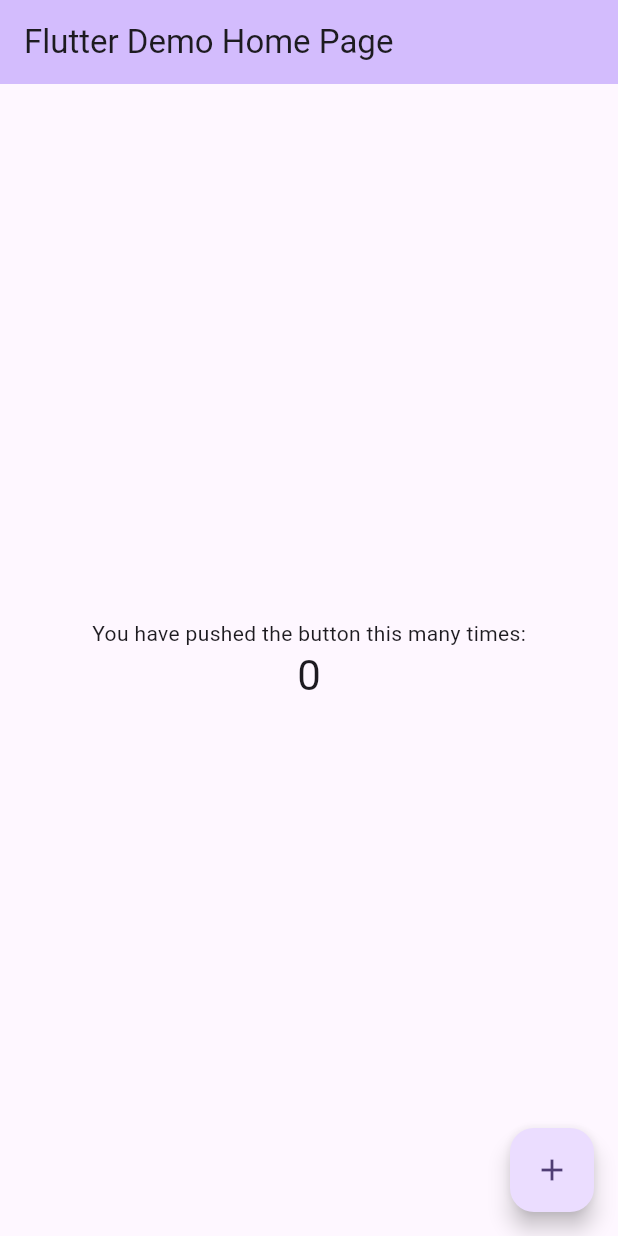
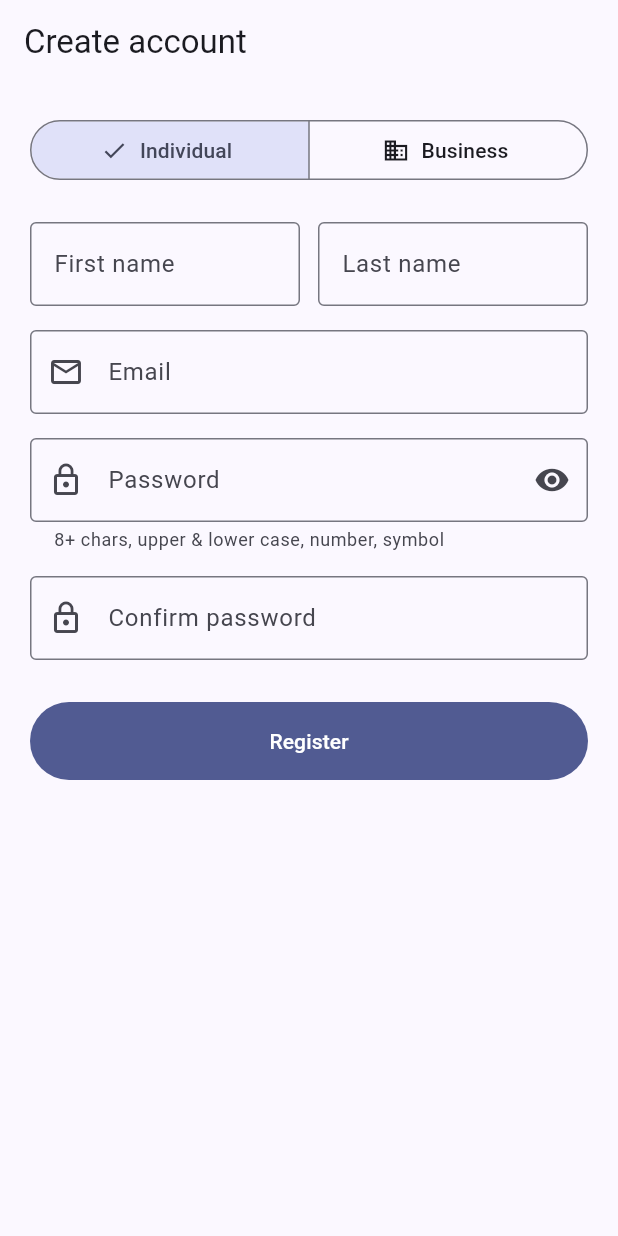
Before and after one commit to paulkavule/Flutter-Interview, a Flutter app: the screen it shows after launch, on a phone screen of 412 x 824 dp. Run offline on Flutter 3.47's test engine with Material 3 defaults, Android fonts, the phone set to English and light mode, and no system bars; our stand-ins replace dio.

Commit message:
user registration api and screen

```diff
--- a/lib/main.dart
+++ b/lib/main.dart
@@ -1,122 +1,26 @@
 import 'package:flutter/material.dart';
+import 'package:product_search/presentation/registration_screen.dart';
 
-void main() {
-  runApp(const MyApp());
-}
+void main() => runApp(const RegistrationApp());
 
-class MyApp extends StatelessWidget {
-  const MyApp({super.key});
+class RegistrationApp extends StatelessWidget {
+  const RegistrationApp({super.key});
 
-  // This widget is the root of your application.
   @override
   Widget build(BuildContext context) {
     return MaterialApp(
-      title: 'Flutter Demo',
+      title: 'Registration',
+      debugShowCheckedModeBanner: false,
       theme: ThemeData(
-        // This is the theme of your application.
-        //
-        // TRY THIS: Try running your application with "flutter run". You'll see
-        // the application has a purple toolbar. Then, without quitting the app,
-        // try changing the seedColor in the colorScheme below to Colors.green
-        // and then invoke "hot reload" (save your changes or press the "hot
-        // reload" button in a Flutter-supported IDE, or press "r" if you used
-        // the command line to start the app).
-        //
-        // Notice that the counter didn't reset back to zero; the application
-        // state is not lost during the reload. To reset the state, use hot
-        // restart instead.
-        //
-        // This works for code too, not just values: Most code changes can be
-        // tested with just a hot reload.
-        colorScheme: .fromSeed(seedColor: Colors.deepPurple),
+        colorSchemeSeed: Colors.indigo,
+        useMaterial3: true,
       ),
-      home: const MyHomePage(title: 'Flutter Demo Home Page'),
+      darkTheme: ThemeData(
+        colorSchemeSeed: Colors.indigo,
+        brightness: Brightness.dark,
+        useMaterial3: true,
+      ),
+      home: const RegistrationScreen(),
     );
   }
 }
-
-class MyHomePage extends StatefulWidget {
-  const MyHomePage({super.key, required this.title});
-
-  // This widget is the home page of your application. It is stateful, meaning
-  // that it has a State object (defined below) that contains fields that affect
-  // how it looks.
-
-  // This class is the configuration for the state. It holds the values (in this
-  // case the title) provided by the parent (in this case the App widget) and
-  // used by the build method of the State. Fields in a Widget subclass are
-  // always marked "final".
-
-  final String title;
-
-  @override
-  State<MyHomePage> createState() => _MyHomePageState();
-}
-
-class _MyHomePageState extends State<MyHomePage> {
-  int _counter = 0;
-
-  void _incrementCounter() {
-    setState(() {
-      // This call to setState tells the Flutter framework that something has
-      // changed in this State, which causes it to rerun the build method below
-      // so that the display can reflect the updated values. If we changed
-      // _counter without calling setState(), then the build method would not be
-      // called again, and so nothing would appear to happen.
-      _counter++;
-    });
-  }
-
-  @override
-  Widget build(BuildContext context) {
-    // This method is rerun every time setState is called, for instance as done
-    // by the _incrementCounter method above.
-    //
-    // The Flutter framework has been optimized to make rerunning build methods
-    // fast, so that you can just rebuild anything that needs updating rather
-    // than having to individually change instances of widgets.
-    return Scaffold(
-      appBar: AppBar(
-        // TRY THIS: Try changing the color here to a specific color (to
-        // Colors.amber, perhaps?) and trigger a hot reload to see the AppBar
-        // change color while the other colors stay the same.
-        backgroundColor: Theme.of(context).colorScheme.inversePrimary,
-        // Here we take the value from the MyHomePage object that was created by
-        // the App.build method, and use it to set our appbar title.
-        title: Text(widget.title),
-      ),
-      body: Center(
-        // Center is a layout widget. It takes a single child and positions it
-        // in the middle of the parent.
-        child: Column(
-          // Column is also a layout widget. It takes a list of children and
-          // arranges them vertically. By default, it sizes itself to fit its
-          // children horizontally, and tries to be as tall as its parent.
-          //
-          // Column has various properties to control how it sizes itself and
-          // how it positions its children. Here we use mainAxisAlignment to
-          // center the children vertically; the main axis here is the vertical
-          // axis because Columns are vertical (the cross axis would be
-          // horizontal).
-          //
-          // TRY THIS: Invoke "debug painting" (choose the "Toggle Debug Paint"
-          // action in the IDE, or press "p" in the console), to see the
-          // wireframe for each widget.
-          mainAxisAlignment: .center,
-          children: [
-            const Text('You have pushed the button this many times:'),
-            Text(
-              '$_counter',
-              style: Theme.of(context).textTheme.headlineMedium,
-            ),
-          ],
-        ),
-      ),
-      floatingActionButton: FloatingActionButton(
-        onPressed: _incrementCounter,
-        tooltip: 'Increment',
-        child: const Icon(Icons.add),
-      ),
-    );
-  }
-}
--- /dev/null
+++ b/lib/models/account_type.dart
@@ -0,0 +1,2 @@
+enum AccountType { individual, business
+}
--- /dev/null
+++ b/lib/models/user_registration_request.dart
@@ -0,0 +1,25 @@
+class UserRegistrationRequest {
+  const UserRegistrationRequest({
+    required this.firstName,
+    required this.lastName,
+    required this.email,
+    required this.password,
+    this.companyName,
+  });
+
+  final String firstName;
+  final String lastName;
+  final String email;
+  final String password;
+
+
+  final String? companyName;
+
+  Map<String, dynamic> toJson() => {
+    'firstName': firstName,
+    'lastName': lastName,
+    'email': email,
+    'password': password,
+    if (companyName != null) 'company': {'name': companyName},
+  };
+}
--- /dev/null
+++ b/lib/models/user_registration_response.dart
@@ -0,0 +1,29 @@
+
+class UserRegistrationResponse {
+  const UserRegistrationResponse({
+    required this.id,
+    required this.firstName,
+    required this.lastName,
+    required this.email,
+    this.companyName,
+  });
+
+  final int id;
+  final String firstName;
+  final String lastName;
+  final String email;
+  final String? companyName;
+
+  bool get isBusiness => companyName != null && companyName!.isNotEmpty;
+
+  factory UserRegistrationResponse.fromJson(Map<String, dynamic> json) {
+    final company = json['company'];
+    return UserRegistrationResponse(
+      id: (json['id'] as num).toInt(),
+      firstName: json['firstName'] as String? ?? '',
+      lastName: json['lastName'] as String? ?? '',
+      email: json['email'] as String? ?? '',
+      companyName: company is Map ? company['name'] as String? : null,
+    );
+  }
+}
--- /dev/null
+++ b/lib/presentation/registration_screen.dart
@@ -0,0 +1,269 @@
+import 'package:flutter/material.dart';
+import 'package:product_search/models/account_type.dart';
+import 'package:product_search/models/user_registration_request.dart';
+import 'package:product_search/models/user_registration_response.dart';
+
+
+import '../services/registration_service.dart';
+import '../utils/validators.dart';
+
+class RegistrationScreen extends StatefulWidget {
+  const RegistrationScreen({super.key, RegistrationService? service})
+      : _service = service;
+
+  final RegistrationService? _service;
+
+  @override
+  State<RegistrationScreen> createState() => _RegistrationScreenState();
+}
+
+class _RegistrationScreenState extends State<RegistrationScreen> {
+  late final RegistrationService _service =
+      widget._service ?? RegistrationService();
+
+  final _formKey = GlobalKey<FormState>();
+  final _firstName = TextEditingController();
+  final _lastName = TextEditingController();
+  final _email = TextEditingController();
+  final _password = TextEditingController();
+  final _confirm = TextEditingController();
+  final _company = TextEditingController();
+
+  AccountType _type = AccountType.individual;
+  bool _obscure = true;
+  bool _submitting = false;
+
+  bool get _isBusiness => _type == AccountType.business;
+
+  @override
+  void dispose() {
+    for (final c in [_firstName, _lastName, _email, _password, _confirm, _company]) {
+      c.dispose();
+    }
+    super.dispose();
+  }
+
+  Future<void> _submit() async {
+    FocusScope.of(context).unfocus();
+    if (!_formKey.currentState!.validate()) return;
+
+    setState(() => _submitting = true);
+    try {
+      final user = await _service.register(
+        UserRegistrationRequest(
+          firstName: _firstName.text.trim(),
+          lastName: _lastName.text.trim(),
+          email: _email.text.trim(),
+          password: _password.text,
+          companyName: _isBusiness ? _company.text.trim() : null,
+        ),
+      );
+      if (!mounted) return;
+      await _showSuccess(user);
+    } on RegistrationException catch (e) {
+      if (!mounted) return;
+      ScaffoldMessenger.of(context).showSnackBar(
+        SnackBar(
+          content: Text(e.message),
+          backgroundColor: Theme.of(context).colorScheme.error,
+        ),
+      );
+    } finally {
+      if (mounted) setState(() => _submitting = false);
+    }
+  }
+
+  Future<void> _showSuccess(UserRegistrationResponse user) {
+    return showDialog<void>(
+      context: context,
+      builder: (ctx) => AlertDialog(
+        icon: const Icon(Icons.check_circle, color: Colors.green, size: 48),
+        title: const Text('Account created'),
+        content: Column(
+          mainAxisSize: MainAxisSize.min,
+          crossAxisAlignment: CrossAxisAlignment.start,
+          children: [
+            Text('ID: ${user.id}'),
+            Text('Name: ${user.firstName} ${user.lastName}'),
+            Text('Email: ${user.email}'),
+            if (user.isBusiness) Text('Company: ${user.companyName}'),
+            const SizedBox(height: 12),
+            Text(
+              'Note: DummyJSON only simulates this — the user is not saved.',
+              style: Theme.of(ctx).textTheme.bodySmall,
+            ),
+          ],
+        ),
+        actions: [
+          TextButton(
+            onPressed: () {
+              Navigator.of(ctx).pop();
+              _resetForm();
+            },
+            child: const Text('Done'),
+          ),
+        ],
+      ),
+    );
+  }
+
+  void _resetForm() {
+    _formKey.currentState?.reset();
+    for (final c in [_firstName, _lastName, _email, _password, _confirm, _company]) {
+      c.clear();
+    }
+    setState(() => _type = AccountType.individual);
+  }
+
+  @override
+  Widget build(BuildContext context) {
+    return Scaffold(
+      appBar: AppBar(title: const Text('Create account')),
+      body: SafeArea(
+        child: Center(
+          child: ConstrainedBox(
+            constraints: const BoxConstraints(maxWidth: 480),
+            child: Form(
+              key: _formKey,
+              autovalidateMode: AutovalidateMode.onUserInteraction,
+              child: ListView(
+                padding: const EdgeInsets.all(20),
+                children: [
+                  SegmentedButton<AccountType>(
+                    segments: const [
+                      ButtonSegment(
+                        value: AccountType.individual,
+                        label: Text('Individual'),
+                        icon: Icon(Icons.person_outline),
+                      ),
+                      ButtonSegment(
+                        value: AccountType.business,
+                        label: Text('Business'),
+                        icon: Icon(Icons.business_outlined),
+                      ),
+                    ],
+                    selected: {_type},
+                    onSelectionChanged: _submitting
+                        ? null
+                        : (s) => setState(() => _type = s.first),
+                  ),
+                  const SizedBox(height: 24),
+                  if (_isBusiness) ...[
+                    TextFormField(
+                      controller: _company,
+                      enabled: !_submitting,
+                      textCapitalization: TextCapitalization.words,
+                      textInputAction: TextInputAction.next,
+                      decoration: const InputDecoration(
+                        labelText: 'Company name',
+                        prefixIcon: Icon(Icons.apartment),
+                        border: OutlineInputBorder(),
+                      ),
+                      validator: (v) => Validators.requiredName(v, 'Company name'),
+                    ),
+                    const SizedBox(height: 16),
+                  ],
+                  Row(
+                    crossAxisAlignment: CrossAxisAlignment.start,
+                    children: [
+                      Expanded(
+                        child: TextFormField(
+                          controller: _firstName,
+                          enabled: !_submitting,
+                          textCapitalization: TextCapitalization.words,
+                          textInputAction: TextInputAction.next,
+                          decoration: const InputDecoration(
+                            labelText: 'First name',
+                            border: OutlineInputBorder(),
+                          ),
+                          validator: (v) => Validators.requiredName(v, 'First name'),
+                        ),
+                      ),
+                      const SizedBox(width: 12),
+                      Expanded(
+                        child: TextFormField(
+                          controller: _lastName,
+                          enabled: !_submitting,
+                          textCapitalization: TextCapitalization.words,
+                          textInputAction: TextInputAction.next,
+                          decoration: const InputDecoration(
+                            labelText: 'Last name',
+                            border: OutlineInputBorder(),
+                          ),
+                          validator: (v) => Validators.requiredName(v, 'Last name'),
+                        ),
+                      ),
+                    ],
+                  ),
+                  const SizedBox(height: 16),
+                  TextFormField(
+                    controller: _email,
+                    enabled: !_submitting,
+                    keyboardType: TextInputType.emailAddress,
+                    autofillHints: const [AutofillHints.email],
+                    textInputAction: TextInputAction.next,
+                    decoration: InputDecoration(
+                      labelText: _isBusiness ? 'Work email' : 'Email',
+                      prefixIcon: const Icon(Icons.email_outlined),
+                      border: const OutlineInputBorder(),
+                    ),
+                    validator: Validators.email,
+                  ),
+                  const SizedBox(height: 16),
+                  TextFormField(
+                    controller: _password,
+                    enabled: !_submitting,
+                    obscureText: _obscure,
+                    autofillHints: const [AutofillHints.newPassword],
+                    textInputAction: TextInputAction.next,
+                    decoration: InputDecoration(
+                      labelText: 'Password',
+                      helperText: '8+ chars, upper & lower case, number, symbol',
+                      prefixIcon: const Icon(Icons.lock_outline),
+                      border: const OutlineInputBorder(),
+                      suffixIcon: IconButton(
+                        icon: Icon(_obscure ? Icons.visibility : Icons.visibility_off),
+                        onPressed: () => setState(() => _obscure = !_obscure),
+                      ),
+                    ),
+                    validator: Validators.password,
+                  ),
+                  const SizedBox(height: 16),
+                  TextFormField(
+                    controller: _confirm,
+                    enabled: !_submitting,
+                    obscureText: _obscure,
+                    textInputAction: TextInputAction.done,
+                    onFieldSubmitted: (_) => _submit(),
+                    decoration: const InputDecoration(
+                      labelText: 'Confirm password',
+                      prefixIcon: Icon(Icons.lock_outline),
+                      border: OutlineInputBorder(),
+                    ),
+                    validator: (v) => Validators.confirmPassword(v, _password.text),
+                  ),
+                  const SizedBox(height: 28),
+                  FilledButton(
+                    onPressed: _submitting ? null : _submit,
+                    style: FilledButton.styleFrom(
+                      minimumSize: const Size.fromHeight(52),
+                    ),
+                    child: _submitting
+                        ? const SizedBox(
+                      height: 22,
+                      width: 22,
+                      child: CircularProgressIndicator(strokeWidth: 2.5),
+                    )
+                        : Text(_isBusiness
+                        ? 'Register business'
+                        : 'Register'),
+                  ),
+                ],
+              ),
+            ),
+          ),
+        ),
+      ),
+    );
+  }
+}
--- /dev/null
+++ b/lib/services/registration_service.dart
@@ -0,0 +1,66 @@
+import 'package:dio/dio.dart';
+import 'package:product_search/models/user_registration_request.dart';
+import 'package:product_search/models/user_registration_response.dart';
+
+class RegistrationException implements Exception {
+  const RegistrationException(this.message);
+  final String message;
+
+  @override
+  String toString() => message;
+}
+
+class RegistrationService {
+  RegistrationService({Dio? dio})
+      : _dio = dio ??
+      Dio(
+        BaseOptions(
+          baseUrl: 'https://dummyjson.com',
+          connectTimeout: const Duration(seconds: 10),
+          receiveTimeout: const Duration(seconds: 10),
+          contentType: Headers.jsonContentType, // application/json
+          responseType: ResponseType.json,
+        ),
+      );
+
+  final Dio _dio;
+
+
+  Future<UserRegistrationResponse> register(UserRegistrationRequest request) async {
+    try {
+      final response = await _dio.post<Map<String, dynamic>>(
+        '/users/add',
+        data: request.toJson(),
+      );
+
+      final data = response.data;
+      if (data == null || data['id'] == null) {
+        throw const RegistrationException('Unexpected response from server.');
+      }
+      return UserRegistrationResponse.fromJson(data);
+    } on DioException catch (e) {
+      throw RegistrationException(_messageFor(e));
+    }
+  }
+
+  String _messageFor(DioException e) {
+    switch (e.type) {
+      case DioExceptionType.connectionTimeout:
+      case DioExceptionType.sendTimeout:
+      case DioExceptionType.receiveTimeout:
+        return 'The request timed out. Please try again.';
+      case DioExceptionType.connectionError:
+        return 'No internet connection. Check your network and retry.';
+      case DioExceptionType.badResponse:
+        final body = e.response?.data;
+        if (body is Map && body['message'] is String) {
+          return body['message'] as String;
+        }
+        return 'Server error (${e.response?.statusCode}). Please try again.';
+      case DioExceptionType.cancel:
+        return 'Request was cancelled.';
+      default:
+        return 'Something went wrong. Please try again.';
+    }
+  }
+}
--- /dev/null
+++ b/lib/utils/validators.dart
@@ -0,0 +1,36 @@
+class Validators {
+  Validators._();
+
+  static final _email = RegExp(r'^[\w.+-]+@[\w-]+(\.[\w-]+)+$');
+
+  static String? requiredName(String? value, String label) {
+    final v = value?.trim() ?? '';
+    if (v.isEmpty) return '$label is required';
+    if (v.length < 2) return '$label must be at least 2 characters';
+    return null;
+  }
+
+  static String? email(String? value) {
+    final v = value?.trim() ?? '';
+    if (v.isEmpty) return 'Email is required';
+    if (!_email.hasMatch(v)) return 'Enter a valid email address';
+    return null;
+  }
+
+  static String? password(String? value) {
+    final v = value ?? '';
+    if (v.isEmpty) return 'Password is required';
+    if (v.length < 8) return 'Use at least 8 characters';
+    if (!RegExp(r'[A-Z]').hasMatch(v)) return 'Add an uppercase letter';
+    if (!RegExp(r'[a-z]').hasMatch(v)) return 'Add a lowercase letter';
+    if (!RegExp(r'\d').hasMatch(v)) return 'Add a number';
+    if (!RegExp(r'[^A-Za-z0-9]').hasMatch(v)) return 'Add a symbol';
+    return null;
+  }
+
+  static String? confirmPassword(String? value, String original) {
+    if (value == null || value.isEmpty) return 'Confirm your password';
+    if (value != original) return 'Passwords do not match';
+    return null;
+  }
+}
--- a/pubspec.yaml
+++ b/pubspec.yaml
@@ -34,6 +34,7 @@ dependencies:
   # The following adds the Cupertino Icons font to your application.
   # Use with the CupertinoIcons class for iOS style icons.
   cupertino_icons: ^1.0.8
+  dio: ^5.7.0
 
 dev_dependencies:
   flutter_test:
```
Also changed, not shown: 2 other files.
